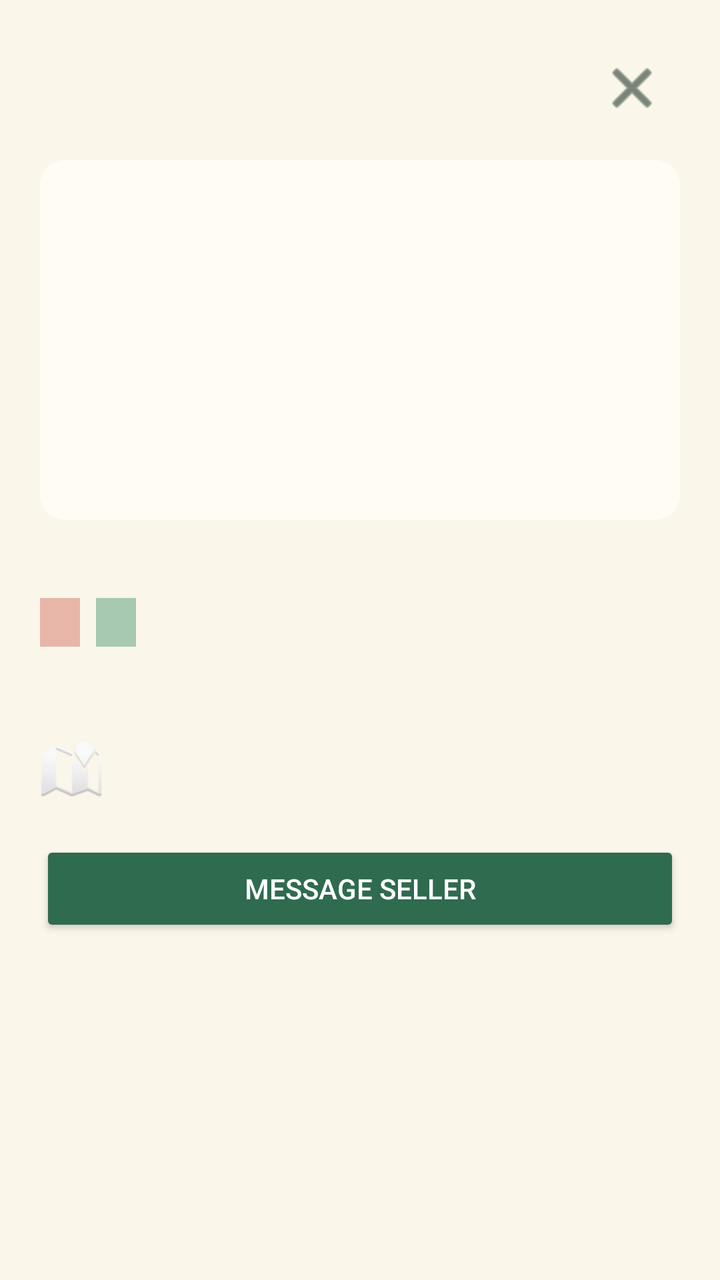
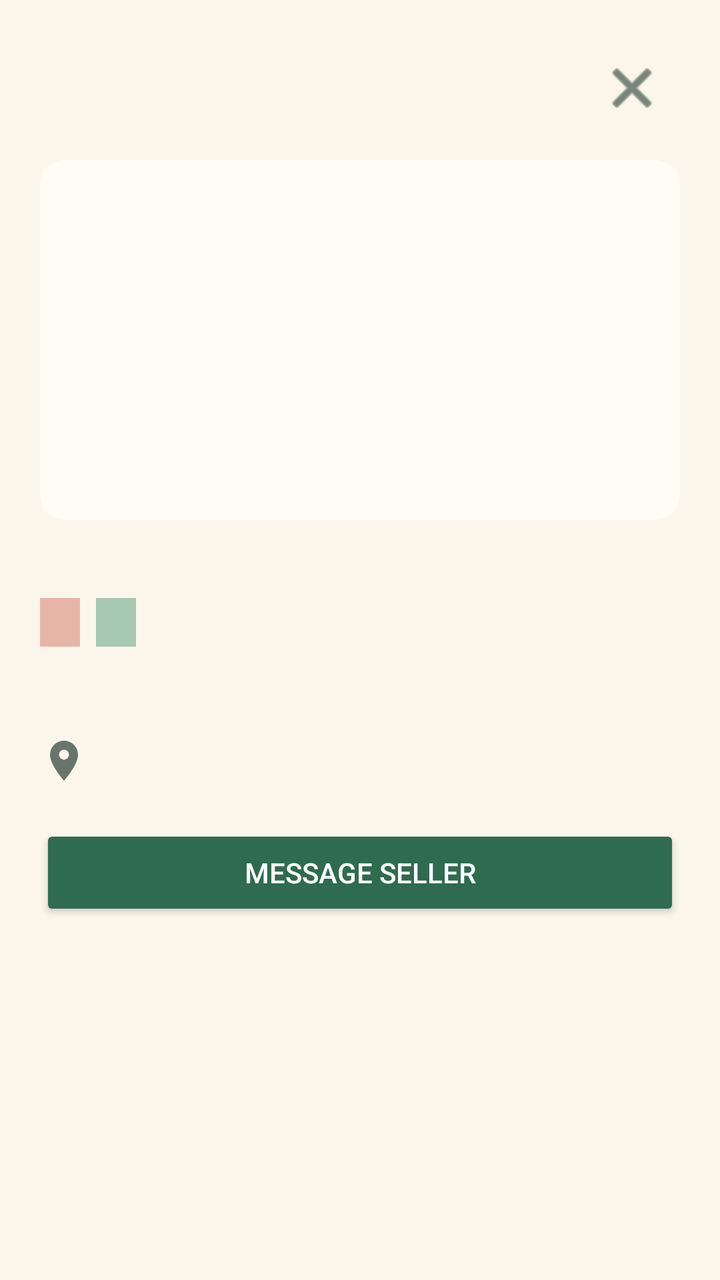

An Android layout rendered at two revisions. The XML below is the earlier revision; the diff shows what the commit changed to produce the second picture.
<!-- AndroidManifest.xml: application theme Theme.NOXApp -->
<!-- res/layout/dialog_item_details.xml -->
<?xml version="1.0" encoding="utf-8"?>
<LinearLayout xmlns:android="http://schemas.android.com/apk/res/android"
    xmlns:app="http://schemas.android.com/apk/res-auto"
    android:layout_width="match_parent"
    android:layout_height="wrap_content"
    android:background="@drawable/dialog_sheet_bg"
    android:orientation="vertical"
    android:padding="20dp">

    <RelativeLayout
        android:layout_width="match_parent"
        android:layout_height="wrap_content">

        <TextView
            android:id="@+id/detailTitle"
            android:layout_width="wrap_content"
            android:layout_height="wrap_content"
            android:layout_alignParentStart="true"
            android:layout_centerVertical="true"
            android:layout_toStartOf="@id/detailClose"
            android:textColor="@color/nox_dark_green"
            android:textSize="22sp"
            android:textStyle="bold" />

        <ImageButton
            android:id="@+id/detailClose"
            android:layout_width="48dp"
            android:layout_height="48dp"
            android:layout_alignParentEnd="true"
            android:layout_centerVertical="true"
            android:background="?attr/selectableItemBackgroundBorderless"
            android:contentDescription="Close"
            android:padding="12dp"
            android:src="@android:drawable/ic_menu_close_clear_cancel"
            app:tint="@color/nox_dark_green" />
    </RelativeLayout>

    <ImageView
        android:id="@+id/detailImage"
        android:layout_width="match_parent"
        android:layout_height="180dp"
        android:layout_marginTop="12dp"
        android:background="@drawable/bg_listing_image"
        android:clipToOutline="true"
        android:contentDescription="Listing photo"
        android:scaleType="centerCrop" />

    <TextView
        android:id="@+id/detailPrice"
        android:layout_width="wrap_content"
        android:layout_height="wrap_content"
        android:layout_marginTop="4dp"
        android:textColor="@color/nox_dark_green"
        android:textSize="20sp"
        android:textStyle="bold" />

    <LinearLayout
        android:layout_width="wrap_content"
        android:layout_height="wrap_content"
        android:layout_marginTop="8dp"
        android:orientation="horizontal">

        <TextView
            android:id="@+id/detailCondition"
            android:layout_width="wrap_content"
            android:layout_height="wrap_content"
            android:background="@color/nox_accent_pink"
            android:paddingHorizontal="10dp"
            android:paddingVertical="4dp"
            android:textColor="@color/nox_dark_green"
            android:textSize="12sp" />

        <TextView
            android:id="@+id/detailCategory"
            android:layout_width="wrap_content"
            android:layout_height="wrap_content"
            android:layout_marginStart="8dp"
            android:background="@color/nox_card_green"
            android:paddingHorizontal="10dp"
            android:paddingVertical="4dp"
            android:textColor="@color/nox_dark_green"
            android:textSize="12sp" />
    </LinearLayout>

    <TextView
        android:id="@+id/detailDescription"
        android:layout_width="match_parent"
        android:layout_height="wrap_content"
        android:layout_marginTop="14dp"
        android:textColor="@color/nox_dark_green"
        android:textSize="14sp" />

    <TextView
        android:id="@+id/detailLocation"
        android:layout_width="match_parent"
        android:layout_height="wrap_content"
        android:layout_marginTop="12dp"
        android:drawableStart="@android:drawable/ic_dialog_map"
        android:drawablePadding="8dp"
        android:textColor="@color/nox_subtext"
        android:textSize="13sp" />

    <Button
        android:id="@+id/messageSellerButton"
        android:layout_width="match_parent"
        android:layout_height="48dp"
        android:layout_marginTop="20dp"
        android:backgroundTint="@color/nox_primary_green"
        android:text="Message Seller"
        android:textColor="@color/white"
        android:textSize="14sp" />
</LinearLayout>
<!-- resources referenced by this layout -->
<resources>
  <color name="nox_accent_pink">#E7B6A9</color>
  <color name="nox_card_green">#A7C8B1</color>
  <color name="nox_dark_green">#23392F</color>
  <color name="nox_primary_green">#2F6B4F</color>
  <color name="nox_subtext">#69746B</color>
  <color name="white">#FFFFFFFF</color>
  <!-- drawable bg_listing_image (drawable) -->
  <?xml version="1.0" encoding="utf-8"?>
  <shape xmlns:android="http://schemas.android.com/apk/res/android"
      android:shape="rectangle">
  
      <solid android:color="@color/nox_field_bg" />
      <corners android:radius="12dp" />
  </shape>
  <!-- drawable dialog_sheet_bg (drawable) -->
  <?xml version="1.0" encoding="utf-8"?>
  <shape xmlns:android="http://schemas.android.com/apk/res/android"
      android:shape="rectangle">
      <solid android:color="@color/nox_cream_bg" />
      <corners
          android:topLeftRadius="28dp"
          android:topRightRadius="28dp" />
  </shape>
  <style name="Theme.NOXApp" parent="Base.Theme.NOXApp" />
  <color name="nox_field_bg">#FFFCF6</color>
  <color name="nox_cream_bg">#FBF6EA</color>
  <color name="nox_accent_text">#2F6B4F</color>
  <color name="nox_snackbar_action">#A9DCBF</color>
  <color name="nox_error">#B3261E</color>
  <color name="nox_chip_bg">#E8F0E5</color>
  <color name="nox_search_stroke">#DCD4C4</color>
  <style name="Animation.NOX.Activity" parent="@android:style/Animation.Activity">
          <item name="android:activityOpenEnterAnimation">@anim/nox_activity_instant</item>
          <item name="android:activityOpenExitAnimation">@anim/nox_activity_instant</item>
          <item name="android:activityCloseEnterAnimation">@anim/nox_activity_instant</item>
          <item name="android:activityCloseExitAnimation">@anim/nox_activity_instant</item>
      </style>
  <!-- unchanged entries left out for length: 1 -->
</resources>

<!-- the commit's change to res/layout/dialog_item_details.xml (unified diff, before → after) -->
@@ -95,10 +95,47 @@
         android:layout_width="match_parent"
         android:layout_height="wrap_content"
         android:layout_marginTop="12dp"
-        android:drawableStart="@android:drawable/ic_dialog_map"
+        android:drawableStart="@drawable/ic_map_pin"
         android:drawablePadding="8dp"
+        android:drawableTint="@color/nox_subtext"
         android:textColor="@color/nox_subtext"
         android:textSize="13sp" />
+
+    
+    <LinearLayout
+        android:id="@+id/ownerActions"
+        android:layout_width="match_parent"
+        android:layout_height="wrap_content"
+        android:layout_marginTop="8dp"
+        android:orientation="horizontal"
+        android:visibility="gone">
+
+        <com.google.android.material.button.MaterialButton
+            android:id="@+id/editListingButton"
+            style="@style/Widget.Material3.Button.TextButton"
+            android:layout_width="0dp"
+            android:layout_height="48dp"
+            android:layout_weight="1"
+            android:insetTop="0dp"
+            android:insetBottom="0dp"
+            android:text="@string/listing_edit"
+            android:textColor="@color/nox_primary_green"
+            app:icon="@drawable/ic_settings"
+            app:iconTint="@color/nox_primary_green" />
+
+        <com.google.android.material.button.MaterialButton
+            android:id="@+id/deleteListingButton"
+            style="@style/Widget.Material3.Button.TextButton"
+            android:layout_width="0dp"
+            android:layout_height="48dp"
+            android:layout_weight="1"
+            android:insetTop="0dp"
+            android:insetBottom="0dp"
+            android:text="@string/listing_delete"
+            android:textColor="@color/nox_error"
+            app:icon="@android:drawable/ic_menu_delete"
+            app:iconTint="@color/nox_error" />
+    </LinearLayout>
 
     <Button
         android:id="@+id/messageSellerButton"
@@ -106,7 +143,7 @@
         android:layout_height="48dp"
         android:layout_marginTop="20dp"
         android:backgroundTint="@color/nox_primary_green"
-        android:text="Message Seller"
+        android:text="@string/detail_message_seller"
         android:textColor="@color/white"
         android:textSize="14sp" />
 </LinearLayout>
<!-- resource entries referenced after the edit -->
@@ -23,6 +23,17 @@
           android:topLeftRadius="28dp"
           android:topRightRadius="28dp" />
   </shape>
+  <!-- drawable ic_map_pin (drawable) -->
+  <vector xmlns:android="http://schemas.android.com/apk/res/android" android:width="24dp" android:height="24dp" android:viewportWidth="24" android:viewportHeight="24">
+      <path android:fillColor="#23392F" android:pathData="M12,2a7,7 0,0 0,-7 7c0,5.25 7,13 7,13s7,-7.75 7,-13a7,7 0,0 0,-7 -7zM12,11.5a2.5,2.5 0,1 1,0 -5a2.5,2.5 0,0 1,0 5z" />
+  </vector>
+  <!-- drawable ic_settings (drawable) -->
+  <vector xmlns:android="http://schemas.android.com/apk/res/android" android:width="24dp" android:height="24dp" android:viewportWidth="24" android:viewportHeight="24">
+      <path android:fillColor="#23392F" android:pathData="M19.14,12.94c0.04,-0.3 0.06,-0.61 0.06,-0.94c0,-0.32 -0.02,-0.64 -0.07,-0.94l2.03,-1.58c0.18,-0.14 0.23,-0.41 0.12,-0.61l-1.92,-3.32c-0.12,-0.22 -0.37,-0.29 -0.59,-0.22l-2.39,0.96c-0.5,-0.38 -1.03,-0.7 -1.62,-0.94L14.4,2.81c-0.04,-0.24 -0.24,-0.41 -0.48,-0.41h-3.84c-0.24,0 -0.43,0.17 -0.47,0.41L9.25,5.35C8.66,5.59 8.12,5.92 7.63,6.29L5.24,5.33c-0.22,-0.08 -0.47,0 -0.59,0.22L2.74,8.87C2.62,9.08 2.66,9.34 2.86,9.48l2.03,1.58C4.84,11.36 4.8,11.69 4.8,12s0.02,0.64 0.07,0.94l-2.03,1.58c-0.18,0.14 -0.23,0.41 -0.12,0.61l1.92,3.32c0.12,0.22 0.37,0.29 0.59,0.22l2.39,-0.96c0.5,0.38 1.03,0.7 1.62,0.94l0.36,2.54c0.05,0.24 0.24,0.41 0.48,0.41h3.84c0.24,0 0.44,-0.17 0.47,-0.41l0.36,-2.54c0.59,-0.24 1.13,-0.56 1.62,-0.94l2.39,0.96c0.22,0.08 0.47,0 0.59,-0.22l1.92,-3.32c0.12,-0.22 0.07,-0.47 -0.12,-0.61L19.14,12.94zM12,15.6c-1.98,0 -3.6,-1.62 -3.6,-3.6s1.62,-3.6 3.6,-3.6s3.6,1.62 3.6,3.6S13.98,15.6 12,15.6z" />
+  </vector>
+  <string name="detail_message_seller">Message Seller</string>
+  <string name="listing_delete">Delete listing</string>
+  <string name="listing_edit">Edit listing</string>
   <style name="Theme.NOXApp" parent="Base.Theme.NOXApp" />
   <color name="nox_field_bg">#FFFCF6</color>
   <color name="nox_cream_bg">#FBF6EA</color>
